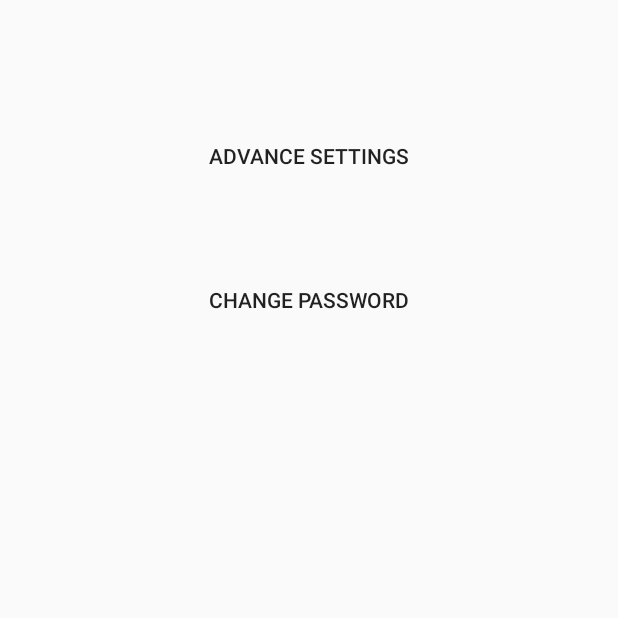
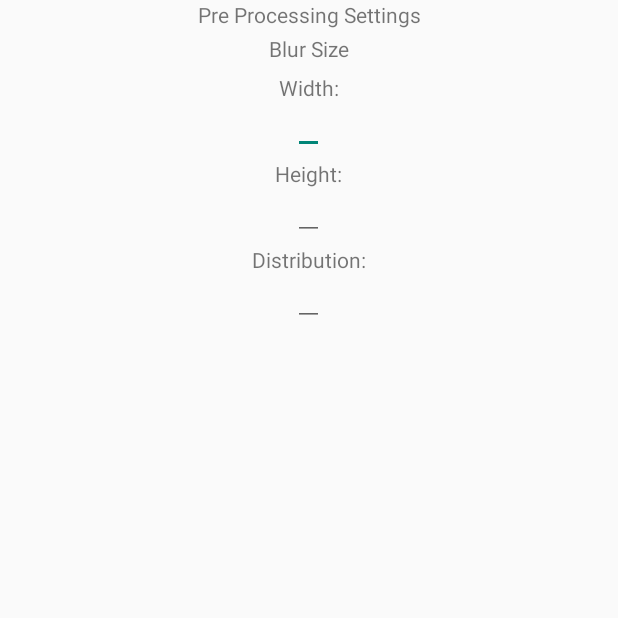
Before and after one commit to mikereid73/Plate_Check_4th_Year_Project, an Android app: the SettingsActivity screen opened directly, with no data from a screen before it, after a tap on "ADVANCE SETTINGS", on a phone screen of 412 x 824 dp, the top half of it. Run offline under Robolectric (Android 15) with nearby library versions, the phone set to English and light mode, and no system bars.

Commit message:
general maintenance

```diff
--- /dev/null
+++ b/app/src/main/java/c00112726/itcarlow/ie/finalyearproject/activities/ProcessingSettingsActivity.java
@@ -0,0 +1,21 @@
+package c00112726.itcarlow.ie.finalyearproject.activities;
+
+import android.os.Bundle;
+import android.support.v7.app.AppCompatActivity;
+
+import c00112726.itcarlow.ie.finalyearproject.R;
+
+/**
+ * Author: Michael Reid.
+ * ID: C00112726
+ * Email: c00112726@itcarlow.ie
+ * Date: 08/04/2016
+ */
+public class ProcessingSettingsActivity extends AppCompatActivity {
+
+    @Override
+    protected void onCreate(Bundle savedInstanceState) {
+        super.onCreate(savedInstanceState);
+        setContentView(R.layout.activity_processing_settings);
+    }
+}
--- a/app/src/main/java/c00112726/itcarlow/ie/finalyearproject/activities/SettingsActivity.java
+++ b/app/src/main/java/c00112726/itcarlow/ie/finalyearproject/activities/SettingsActivity.java
@@ -21,8 +21,10 @@ public class SettingsActivity extends AppCompatActivity {
         advanceSettings.setOnClickListener(new View.OnClickListener() {
             @Override
             public void onClick(View v) {
-                String message = getString(R.string.not_implemented);
-                Util.showToast(SettingsActivity.this, message, Toast.LENGTH_SHORT);
+                //String message = getString(R.string.not_implemented);
+                //Util.showToast(SettingsActivity.this, message, Toast.LENGTH_SHORT);
+                Intent intent = new Intent(SettingsActivity.this, ProcessingSettingsActivity.class);
+                startActivity(intent);
             }
         });
 
--- a/app/src/main/java/c00112726/itcarlow/ie/finalyearproject/misc/NumberPlate.java
+++ b/app/src/main/java/c00112726/itcarlow/ie/finalyearproject/misc/NumberPlate.java
@@ -14,6 +14,10 @@ public class NumberPlate implements Serializable {
     private String county;
     private String reg;
     private String wrongGuess;
+
+    public NumberPlate() {
+        this("","","");
+    }
 
     public NumberPlate(String year, String county, String reg) {
         this.year = year;
--- a/app/src/main/res/layout/activity_edit_reg.xml
+++ b/app/src/main/res/layout/activity_edit_reg.xml
@@ -15,7 +15,7 @@ android:fitsSystemWindows="true">
 
         <LinearLayout
             android:id="@+id/editArea"
-            android:layout_width="wrap_content"
+            android:layout_width="match_parent"
             android:layout_height="wrap_content"
             android:layout_centerHorizontal="true"
             android:orientation="vertical">
--- /dev/null
+++ b/app/src/main/res/layout/activity_processing_settings.xml
@@ -0,0 +1,74 @@
+<?xml version="1.0" encoding="utf-8"?>
+<LinearLayout
+    xmlns:android="http://schemas.android.com/apk/res/android"
+    android:orientation="vertical"
+    android:layout_width="match_parent"
+    android:layout_height="match_parent">
+
+    <LinearLayout
+        android:layout_width="match_parent"
+        android:layout_height="wrap_content"
+        android:layout_centerHorizontal="true"
+        android:orientation="vertical">
+
+        <TextView
+            android:layout_width="match_parent"
+            android:layout_height="wrap_content"
+            android:text="Pre Processing Settings"
+            android:gravity="center" />
+
+        <TextView
+            android:layout_width="wrap_content"
+            android:layout_height="wrap_content"
+            android:text="Blur Size"
+            android:padding="3dp"
+            android:layout_gravity="center_horizontal"/>
+
+        <TextView
+            android:layout_width="wrap_content"
+            android:layout_height="wrap_content"
+            android:text="Width:"
+            android:padding="3dp"
+            android:layout_gravity="center_horizontal"/>
+
+        <EditText
+            android:layout_width="wrap_content"
+            android:layout_height="wrap_content"
+            android:inputType="number"
+            android:padding="3dp"
+            android:layout_gravity="center_horizontal"
+            android:gravity="center"/>
+
+        <TextView
+            android:layout_width="wrap_content"
+            android:layout_height="wrap_content"
+            android:text="Height:"
+            android:padding="3dp"
+            android:layout_gravity="center_horizontal"/>
+
+        <EditText
+            android:layout_width="wrap_content"
+            android:layout_height="wrap_content"
+            android:inputType="number"
+            android:padding="3dp"
+            android:layout_gravity="center_horizontal"
+            android:gravity="center"/>
+
+        <TextView
+            android:layout_width="wrap_content"
+            android:layout_height="wrap_content"
+            android:text="Distribution:"
+            android:padding="3dp"
+            android:layout_gravity="center_horizontal"/>
+
+        <EditText
+            android:layout_width="wrap_content"
+            android:layout_height="wrap_content"
+            android:inputType="number"
+            android:padding="3dp"
+            android:layout_gravity="center_horizontal"
+            android:gravity="center"/>
+
+    </LinearLayout>
+
+</LinearLayout>
```
Also changed, not shown: app/src/main/AndroidManifest.xml (+17 -8 lines), app/src/main/java/c00112726/itcarlow/ie/finalyearproject/activities/CameraActivity.java (+11 -18 lines), app/src/main/java/c00112726/itcarlow/ie/finalyearproject/activities/CameraPreview.java (+3 -27 lines), app/src/main/java/c00112726/itcarlow/ie/finalyearproject/processing/OpenCvImageProcessor.java (+9 -22 lines), app/src/main/java/c00112726/itcarlow/ie/finalyearproject/tasks/ProcessImageTask.java (added, +101 -0 lines), app/src/main/java/c00112726/itcarlow/ie/finalyearproject/tasks/SaveImageTask.java (+7 -10 lines), app/src/main/java/c00112726/itcarlow/ie/finalyearproject/tasks/callbacks/TaskCallback.java (added, +16 -0 lines), app/src/main/java/c00112726/itcarlow/ie/finalyearproject/tasks/callbacks/TaskCallbackJSON.java (added, +15 -0 lines), 9 other files.
